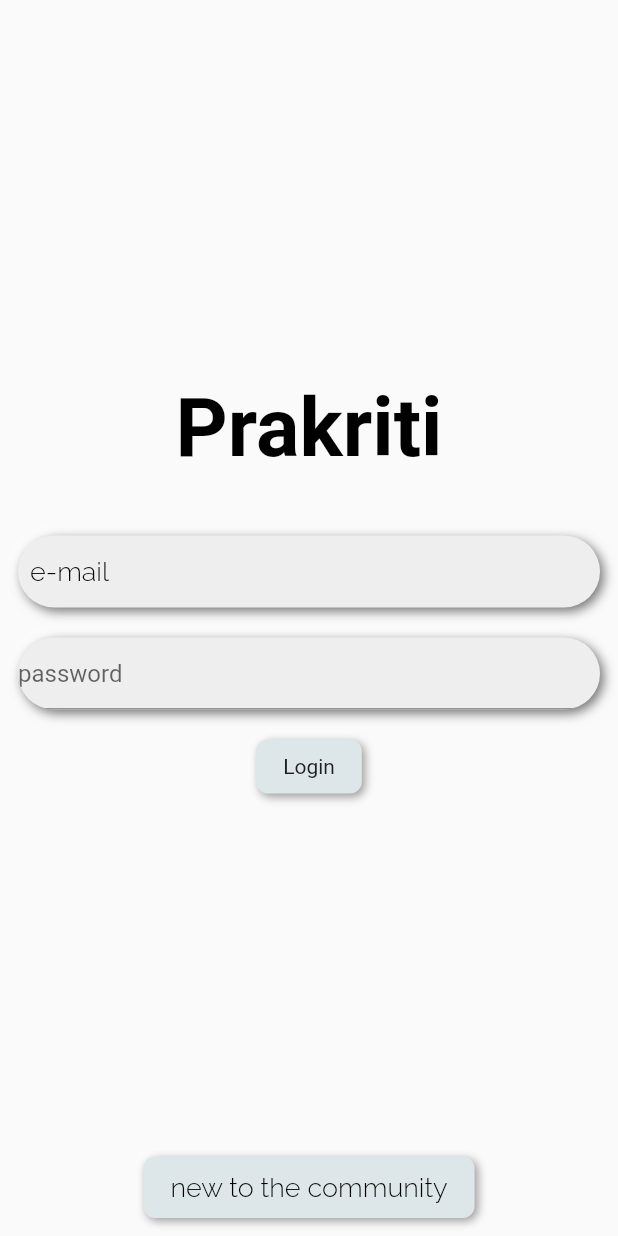
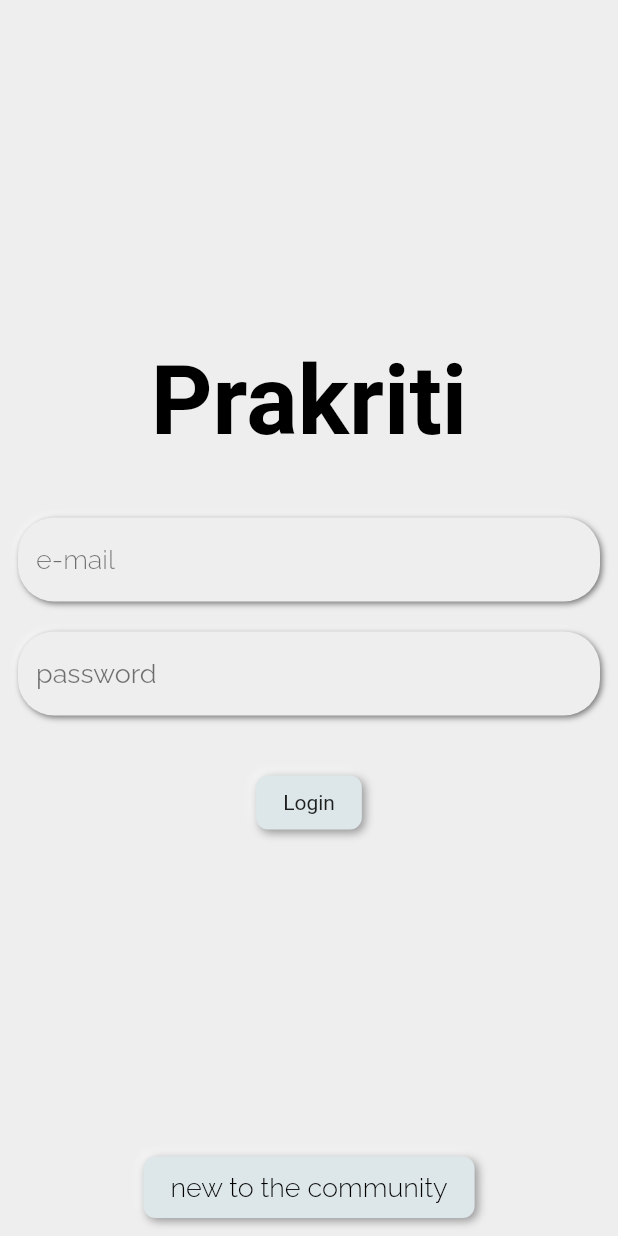
Before and after one commit to LambdaIITH/prakriti-app, a Flutter app: the screen it shows after launch, on a phone screen of 412 x 824 dp. Run offline on Flutter 3.47's test engine with Material 2 defaults, Android fonts, the phone set to English and light mode, and no system bars; drawn by our look-alikes of flutter_neumorphic; our stand-ins replace cloud_firestore, firebase_auth, firebase_core, firebase_storage, google_fonts, image_picker and 1 more; accounts and stored records are empty.

Commit message:
auth page ui finished and fixed login/signup errors

```diff
--- a/lib/pages/auth_page.dart
+++ b/lib/pages/auth_page.dart
@@ -1,8 +1,7 @@
-import 'dart:ffi';
-
 import 'package:cloud_firestore/cloud_firestore.dart';
-import 'package:flutter/material.dart';
+import 'package:firebase_auth/firebase_auth.dart';
 import 'package:flutter_neumorphic/flutter_neumorphic.dart';
+import 'package:google_fonts/google_fonts.dart';
 import 'package:prakriti_app/providers/auth_provider.dart';
 import 'package:prakriti_app/theme_data.dart';
 
@@ -24,49 +23,56 @@ class _AuthPageState extends State<AuthPage> {
     required String email,
     required String passwd,
   }) async {
-    AuthProvider()
+    try {
+      await AuthProvider()
           .createUserWithEmailAndPassword(
             email: email,
             passwd: passwd,
           )
-        .onError((error, stackTrace) {
-      final snackBar = SnackBar(
-        content: Text(
-          error.toString(),
-        ),
-      );
-      ScaffoldMessenger.of(context).showSnackBar(snackBar);
-    }).then(
-      (value) => FirebaseFirestore.instance.collection("users").doc(email).set(
+          .then(
+            (value) =>
+                FirebaseFirestore.instance.collection("users").doc(email).set(
               {
                 "role": "user",
               },
             ),
           );
+    } on FirebaseAuthException catch (error) {
+      int index = error.toString().indexOf(' ');
+      final snackBar = SnackBar(
+        content: Text(
+          error.toString().substring(index),
+        ),
+      );
+      ScaffoldMessenger.of(context).showSnackBar(snackBar);
+    }
   }
 
   Future<void> logIn({
     required String email,
     required String passwd,
   }) async {
-    AuthProvider()
-        .signInWithEmailAndPassword(
+    try {
+      await AuthProvider().signInWithEmailAndPassword(
         email: email,
         passwd: passwd,
-    )
-        .onError((error, stackTrace) {
+      );
+    } on FirebaseAuthException catch (error) {
+      int index = error.toString().indexOf(' ');
+      // print(er);
       final snackBar = SnackBar(
         content: Text(
-          error.toString(),
+          error.toString().substring(index),
         ),
       );
       ScaffoldMessenger.of(context).showSnackBar(snackBar);
-    });
+    }
   }
 
   @override
   Widget build(BuildContext context) {
     return Scaffold(
+      backgroundColor: Colors.grey[200],
       body: SafeArea(
         child: Container(
           width: double.infinity,
@@ -81,28 +87,36 @@ class _AuthPageState extends State<AuthPage> {
                   const Spacer(),
                   Text(
                     "Prakriti",
-                    style: titleFontStyle,
+                    style: GoogleFonts.alexBrush(
+                      fontSize: 64,
+                      fontWeight: FontWeight.w600,
+                      color: Colors.black,
+                    ),
                   ),
                   const SizedBox(
                     height: 40,
                   ),
                   Neumorphic(
+                    padding: const EdgeInsets.all(4),
                     style: NeumorphicStyle(
                       shape: NeumorphicShape.flat,
                       boxShape: NeumorphicBoxShape.roundRect(
                         BorderRadius.circular(24),
                       ),
-                      depth: 5,
+                      depth: 2.5,
                       intensity: 1,
                       lightSource: LightSource.topLeft,
                       color: Colors.grey[200],
                     ),
                     child: TextFormField(
-                      cursorColor: Colors.black87,
+                      cursorColor: Colors.grey[600],
+                      cursorHeight: 30,
                       style: regularTextFontStyle,
                       decoration: InputDecoration(
+                        errorBorder: InputBorder.none,
+                        errorStyle: errorFontStyle,
                         contentPadding: const EdgeInsets.all(8),
-                        hintStyle: regularTextFontStyle,
+                        hintStyle: hintFontStyle,
                         border: InputBorder.none,
                         hintText: "e-mail",
                       ),
@@ -119,20 +133,27 @@ class _AuthPageState extends State<AuthPage> {
                     height: 20,
                   ),
                   Neumorphic(
+                    padding: const EdgeInsets.all(4),
                     style: NeumorphicStyle(
                       shape: NeumorphicShape.flat,
                       boxShape: NeumorphicBoxShape.roundRect(
                         BorderRadius.circular(24),
                       ),
-                      depth: 5,
+                      depth: 2.5,
                       intensity: 1,
                       lightSource: LightSource.topLeft,
                       color: Colors.grey[200],
                     ),
                     child: TextFormField(
+                      cursorColor: Colors.grey[600],
+                      cursorHeight: 30,
                       obscureText: true,
-                      cursorColor: Colors.black87,
-                      decoration: const InputDecoration(
+                      decoration: InputDecoration(
+                        errorBorder: InputBorder.none,
+                        errorStyle: errorFontStyle,
+                        contentPadding: const EdgeInsets.all(8),
+                        hintStyle: hintFontStyle,
+                        border: InputBorder.none,
                         hintText: "password",
                       ),
                       validator: (value) {
@@ -144,11 +165,32 @@ class _AuthPageState extends State<AuthPage> {
                       onSaved: (newValue) => passwd = newValue!,
                     ),
                   ),
+                  const SizedBox(
+                    height: 20,
+                  ),
                   if (newUser)
-                    TextFormField(
+                    Neumorphic(
+                      padding: const EdgeInsets.all(4),
+                      style: NeumorphicStyle(
+                        shape: NeumorphicShape.flat,
+                        boxShape: NeumorphicBoxShape.roundRect(
+                          BorderRadius.circular(24),
+                        ),
+                        depth: 2.5,
+                        intensity: 1,
+                        lightSource: LightSource.topLeft,
+                        color: Colors.grey[200],
+                      ),
+                      child: TextFormField(
+                        cursorColor: Colors.grey[600],
+                        cursorHeight: 30,
                         obscureText: true,
-                      cursorColor: Colors.black87,
-                      decoration: const InputDecoration(
+                        decoration: InputDecoration(
+                          errorBorder: InputBorder.none,
+                          errorStyle: errorFontStyle,
+                          contentPadding: const EdgeInsets.all(8),
+                          hintStyle: hintFontStyle,
+                          border: InputBorder.none,
                           hintText: "confirm password",
                         ),
                         validator: (value) {
@@ -157,6 +199,7 @@ class _AuthPageState extends State<AuthPage> {
                           }
                           return null;
                         },
+                      ),
                     ),
                   const SizedBox(
                     height: 20,
--- a/lib/theme_data.dart
+++ b/lib/theme_data.dart
@@ -29,6 +29,16 @@ final commonNameFontStyle = GoogleFonts.raleway(
   color: Colors.black,
 );
 
+final errorFontStyle = GoogleFonts.raleway(
+  fontSize: 12,
+  color: Colors.red[600],
+);
+
+final hintFontStyle = GoogleFonts.raleway(
+  fontSize: 18,
+  color: Colors.black54,
+);
+
 final scientificNameFontStyle = GoogleFonts.raleway(
   fontSize: 16,
   fontWeight: FontWeight.w300,
```
Also changed, not shown: lib/providers/auth_provider.dart (+8 -1 lines). Lines whose indentation alone changed are shown as unchanged.
